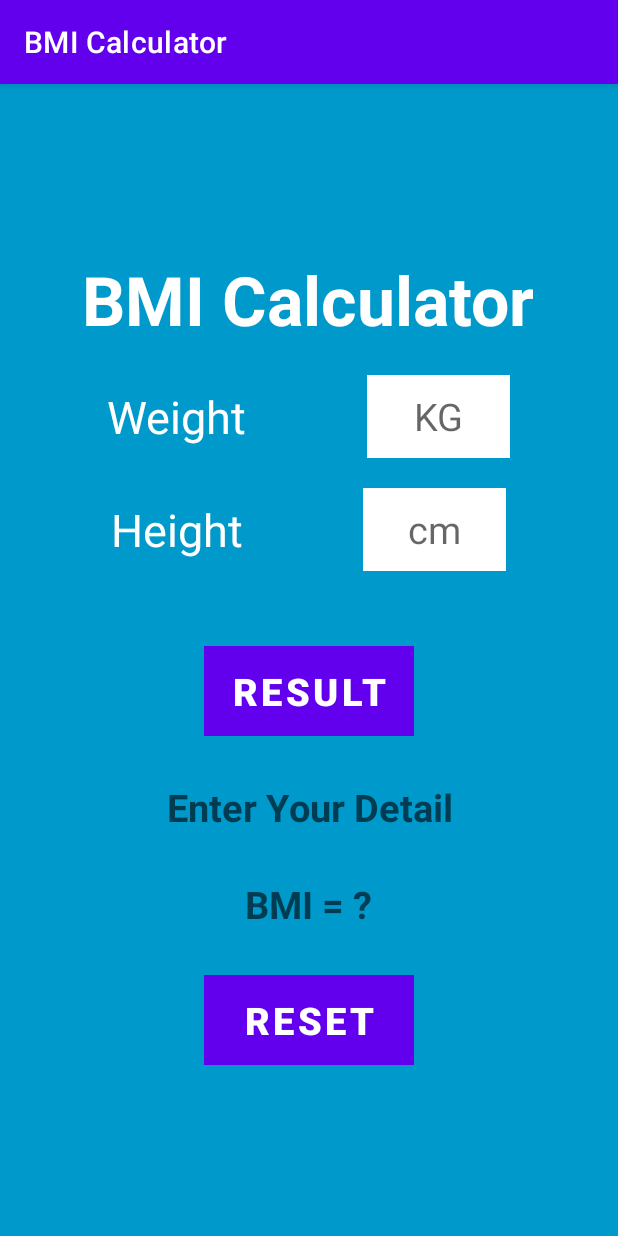
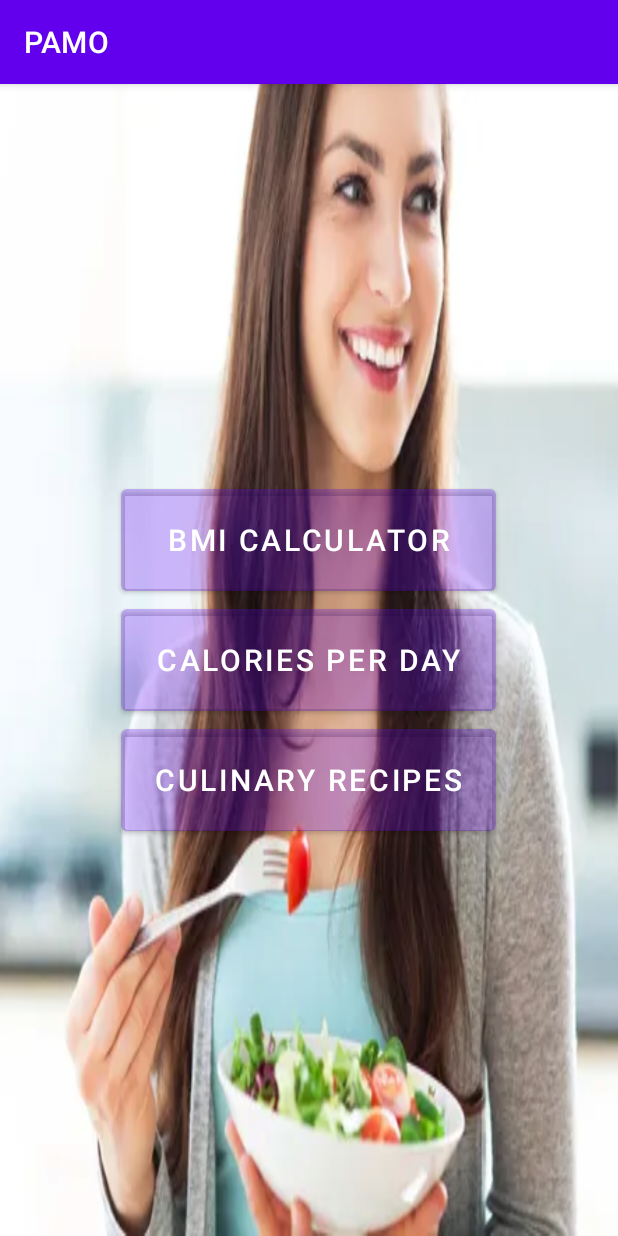
Before and after one commit to Kaczmarek-M/PAMO, an Android app: the screen it shows after launch (MainActivity), on a phone screen of 412 x 824 dp. Run offline under Robolectric (Android 15) with nearby library versions, the phone set to English and light mode, and no system bars.

Commit message:
Second Commit

```diff
--- a/app/src/main/java/com/example/bmicalculator/MainActivity.java
+++ b/app/src/main/java/com/example/bmicalculator/MainActivity.java
@@ -10,6 +10,8 @@ Michał Kaczmarek s18464
 BMI Calculator
 */
 import androidx.appcompat.app.AppCompatActivity;
+
+import android.content.Intent;
 import android.os.Bundle;
 import android.view.View;
 import android.widget.Button;
@@ -18,79 +20,42 @@ import android.widget.TextView;
 
 public class MainActivity extends AppCompatActivity {
 
+    Button bmi;
+    Button caloriesPerDay;
+    Button culinaryRecipes;
+
     @Override
     protected void onCreate(Bundle savedInstanceState) {
         super.onCreate(savedInstanceState);
         setContentView(R.layout.activity_main);
 
-        EditText edWeg,edHei;
-        TextView txtRes,txtInter;
-        Button btnRes,btnReset;
+        bmi = (Button) findViewById(R.id.bmi);
+        caloriesPerDay = (Button) findViewById(R.id.caloriesPerDay);
+        culinaryRecipes = (Button) findViewById(R.id.culinaryRecipes);
 
-        edWeg = (EditText) findViewById(R.id.edweg);
-        edHei = (EditText) findViewById(R.id.edhei);
-
-        txtInter = (TextView) findViewById(R.id.txtinter);
-        txtRes = (TextView) findViewById(R.id.txtres);
-
-        btnRes = (Button) findViewById(R.id.btnres);
-        btnReset = (Button) findViewById(R.id.btnreset);
-
-        btnRes.setOnClickListener(new View.OnClickListener() {
+        bmi.setOnClickListener(new View.OnClickListener() {
             @Override
             public void onClick(View view) {
-
-                String strweg = edWeg.getText().toString();
-                String strhei = edHei.getText().toString();
-
-                if (strweg.equals("")){
-                    edWeg.setError("Please Enter Your Weight");
-                    edWeg.requestFocus();
-                    return;
-                }
-                if (strhei.equals("")){
-                    edHei.setError("Please Enter Your Height");
-                    edHei.requestFocus();
-                    return;
-                }
-
-                float weight = Float.parseFloat(strweg);
-                float height = Float.parseFloat(strhei)/100;
-                float bmiValue = BMICalculate(weight,height);
-
-                txtInter.setText(interpreteBMI(bmiValue));
-                txtRes.setText("BMI= " + bmiValue);
+                Intent intent = new Intent(MainActivity.this, BmiActivity.class);
+                startActivity(intent);
             }
         });
-        btnReset.setOnClickListener(new View.OnClickListener() {
+
+        caloriesPerDay.setOnClickListener(new View.OnClickListener() {
             @Override
             public void onClick(View view) {
-                edHei.setText("");
-                edWeg.setText("");
-                txtInter.setText("");
-                txtRes.setText("");
+                Intent intent = new Intent(MainActivity.this, Calories_per_der.class);
+                startActivity(intent);
+            }
+        });
 
+        culinaryRecipes.setOnClickListener(new View.OnClickListener() {
+            @Override
+            public void onClick(View view) {
+                Intent intent = new Intent(MainActivity.this, Culinary_recipes.class);
+                startActivity(intent);
             }
         });
 
     }
-    public float BMICalculate(float weight, float height){
-        return weight / (height * height);
-    }
-    public String interpreteBMI(float bmiValue){
-        if (bmiValue < 16){
-            return "Servely Underweight";
-        }
-        else if (bmiValue < 18.5){
-            return "Underweight";
-        }
-        else if (bmiValue < 21){
-            return "Normal";
-        }
-        else if (bmiValue < 30){
-            return "OverWeight";
-        }
-        else
-            return "Obese";
-    }
 }
--- a/app/src/main/res/layout/activity_main.xml
+++ b/app/src/main/res/layout/activity_main.xml
@@ -8,111 +8,34 @@ BMI Calculator
     xmlns:tools="http://schemas.android.com/tools"
     android:layout_width="match_parent"
     android:layout_height="match_parent"
-    android:background="@android:color/holo_blue_dark"
+    android:background="@drawable/image"
     android:gravity="center"
     android:orientation="vertical"
     tools:context=".MainActivity">
 
-    <TextView
-        android:layout_width="wrap_content"
-        android:layout_height="wrap_content"
-        android:text="BMI Calculator"
-        android:textColor="@color/white"
-        android:textSize="45sp"
-        android:layout_marginBottom="20dp"
-        android:textStyle="bold"></TextView>
-
-    <LinearLayout
-        android:layout_width="match_parent"
-        android:layout_height="wrap_content"
-        android:layout_marginBottom="20dp"
-        android:gravity="center">
-
-        <TextView
-            android:layout_width="wrap_content"
-            android:layout_height="wrap_content"
-            android:text="Weight"
-            android:textColor="@color/white"
-            android:textSize="30sp"></TextView>
-
-        <EditText
-            android:id="@+id/edweg"
-            android:layout_width="95dp"
-            android:layout_height="55dp"
-            android:inputType="numberDecimal"
-            android:layout_marginLeft="80dp"
-            android:background="@color/white"
-            android:gravity="center"
-            android:hint="KG"
-            android:textSize="25sp"></EditText>
-    </LinearLayout>
-
-    <LinearLayout
-        android:layout_width="match_parent"
-        android:layout_height="wrap_content"
-        android:layout_marginBottom="20dp"
-        android:gravity="center">
-
-        <TextView
-            android:layout_width="wrap_content"
-            android:layout_height="wrap_content"
-            android:text="Height"
-            android:textColor="@color/white"
-            android:textSize="30sp"></TextView>
-
-        <EditText
-            android:id="@+id/edhei"
-            android:layout_width="95dp"
-            android:layout_height="55dp"
-            android:layout_marginLeft="80dp"
-            android:inputType="numberDecimal"
-            android:background="@color/white"
-            android:gravity="center"
-            android:hint="cm"
-            android:textSize="25sp"></EditText>
-    </LinearLayout>
+    <Button
+        android:id="@+id/bmi"
+        android:backgroundTint="#256200EE"
+        android:foregroundTintMode="src_over"
+        android:layout_width="250dp"
+        android:layout_height="80dp"
+        android:textSize="20dp"
+        android:text="BMI Calculator"></Button>
 
     <Button
-        android:id="@+id/btnres"
-        android:layout_width="140dp"
-        android:layout_height="60dp"
-        android:layout_marginTop="30dp"
-        android:background="@drawable/ic_launcher_background"
-        android:text="Result"
-        android:textColor="@color/white"
-        android:textSize="25sp"
-        android:textStyle="bold"></Button>
-
-    <TextView
-        android:id="@+id/txtinter"
-        android:layout_width="wrap_content"
-        android:layout_height="wrap_content"
-        android:hint="Enter Your Detail"
-        android:textSize="25sp"
-        android:textStyle="bold"
-        android:textColor="@color/white"
-        android:gravity="center"
-        android:layout_marginTop="30dp"></TextView>
-
-    <TextView
-        android:id="@+id/txtres"
-        android:layout_width="wrap_content"
-        android:layout_height="wrap_content"
-        android:hint="BMI = ?"
-        android:textSize="25sp"
-        android:textStyle="bold"
-        android:textColor="@color/white"
-        android:layout_marginTop="30dp"></TextView>
+        android:id="@+id/caloriesPerDay"
+        android:backgroundTint="#256200EE"
+        android:layout_width="250dp"
+        android:layout_height="80dp"
+        android:textSize="20dp"
+        android:text="Calories per day"></Button>
 
     <Button
-        android:id="@+id/btnreset"
-        android:layout_width="140dp"
-        android:layout_height="60dp"
-        android:layout_marginTop="30dp"
-        android:background="@drawable/ic_launcher_background"
-        android:text="Reset"
-        android:textColor="@color/white"
-        android:textSize="25sp"
-        android:textStyle="bold"></Button>
+        android:id="@+id/culinaryRecipes"
+        android:backgroundTint="#256200EE"
+        android:layout_width="250dp"
+        android:layout_height="80dp"
+        android:textSize="20dp"
+        android:text="Culinary recipes"></Button>
 
 </LinearLayout>
--- a/app/src/main/res/values/strings.xml
+++ b/app/src/main/res/values/strings.xml
@@ -1,3 +1,3 @@
 <resources>
-    <string name="app_name">BMI Calculator</string>
+    <string name="app_name">PAMO</string>
 </resources>
```
Also changed, not shown: app/src/main/AndroidManifest.xml (+12 -3 lines), app/src/main/java/com/example/bmicalculator/BmiActivity.java (added, +100 -0 lines), app/src/main/java/com/example/bmicalculator/Calories_per_der.java (added, +28 -0 lines), app/src/main/java/com/example/bmicalculator/Culinary_recipes.java (added, +28 -0 lines), app/src/main/res/layout/activity_bmi.xml (added, +129 -0 lines), app/src/main/res/layout/activity_calories_per_der.xml (added, +25 -0 lines), app/src/main/res/layout/activity_culinary_recipes.xml (added, +25 -0 lines), app/src/main/res/drawable/image.png (added), app/src/main/res/drawable/image2.png (added).
